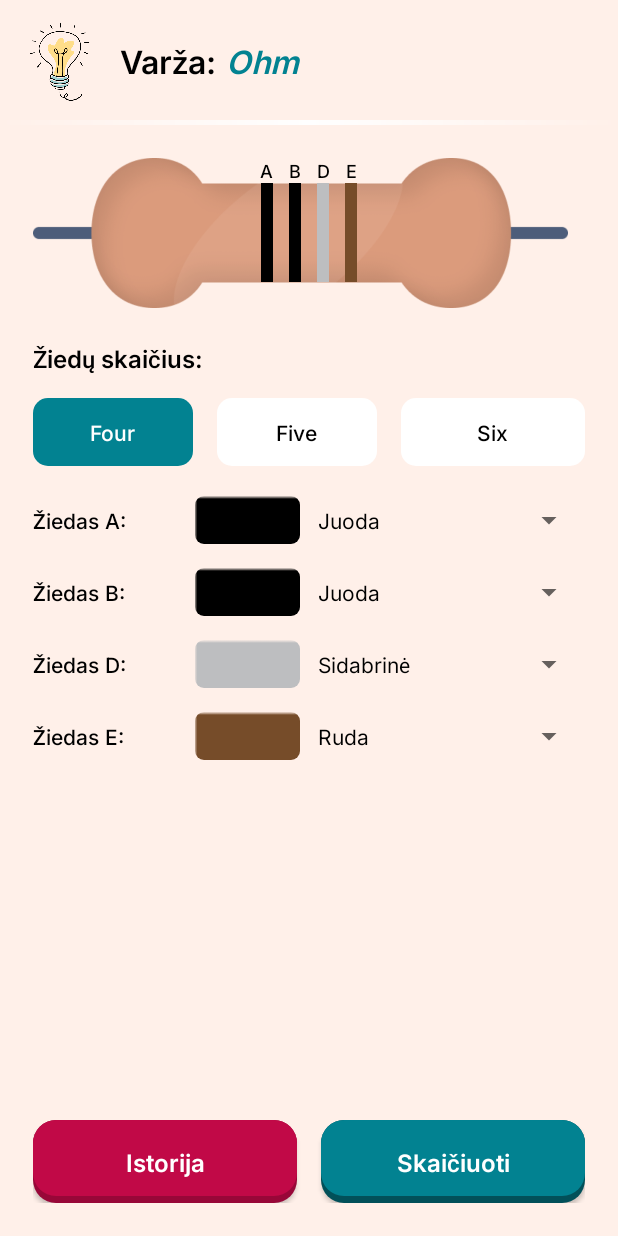
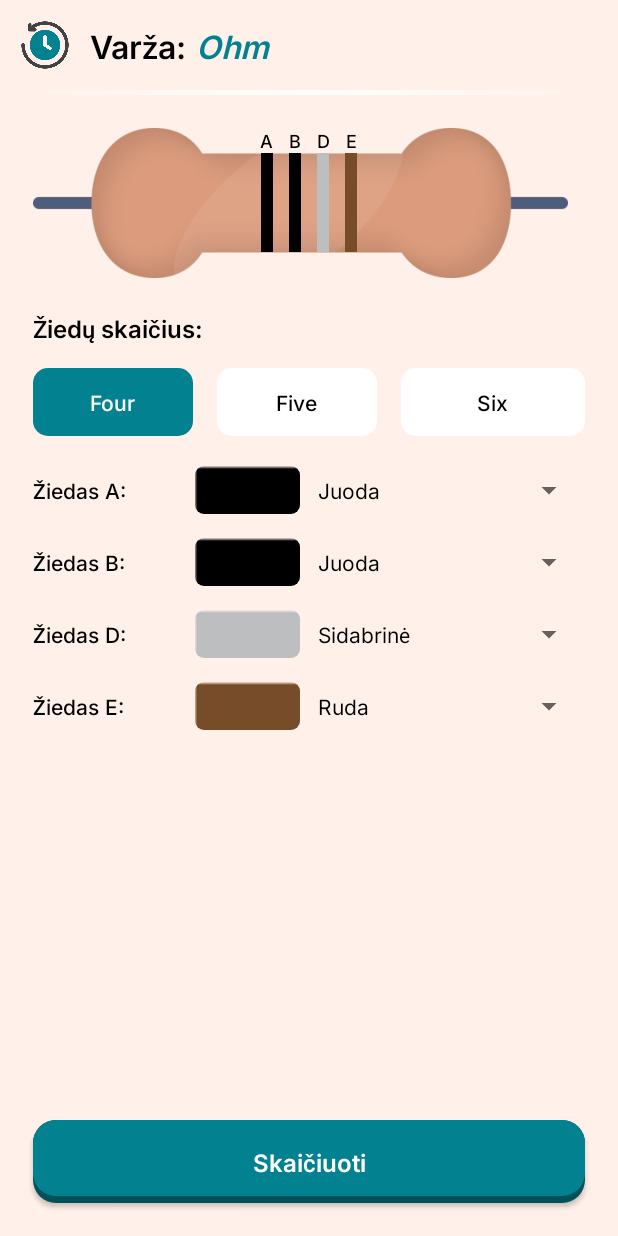
Before and after one commit to adoringdo/AppProject2024, an Android app: the screen it shows after launch (MainActivity), on a phone screen of 412 x 824 dp. Run offline under Robolectric (Android 15) with nearby library versions, the phone set to English and light mode, and no system bars.

Commit message:
Move the history button to the top left

```diff
--- a/app/src/main/java/com/example/apppojektas/MainActivity.java
+++ b/app/src/main/java/com/example/apppojektas/MainActivity.java
@@ -7,6 +7,7 @@ import android.util.Log;
 import android.view.View;
 import android.widget.AdapterView;
 import android.widget.Button;
+import android.widget.ImageView;
 import android.widget.LinearLayout;
 import android.widget.RadioGroup;
 import android.widget.Spinner;
@@ -112,7 +113,7 @@ public class MainActivity extends AppCompatActivity implements CustomSpinner.OnS
 //        EdgeToEdge.enable(this);
         setContentView(R.layout.activity_main);
 
-        Button historyButton = findViewById(R.id.historyBtn);
+        ImageView historyButton = findViewById(R.id.historyBtn);
 
        /* ViewCompat.setOnApplyWindowInsetsListener(findViewById(R.id.main), (v, insets) -> {
             Insets systemBars = insets.getInsets(WindowInsetsCompat.Type.systemBars());
--- a/app/src/main/res/layout/activity_main.xml
+++ b/app/src/main/res/layout/activity_main.xml
@@ -11,16 +11,18 @@
 
     <LinearLayout
         android:layout_width="match_parent"
-        android:layout_height="80dp"
+        android:layout_height="60dp"
         android:orientation="horizontal"
         android:gravity="center_vertical">
 
         <ImageView
+            android:id="@+id/historyBtn"
             android:layout_width="wrap_content"
             android:layout_height="match_parent"
-            android:src="@drawable/image_bulb"
+            android:src="@drawable/history"
             android:scaleType="fitXY"
             android:adjustViewBounds="true"
+            android:padding="@dimen/medium_margin"
             android:contentDescription="@string/app_name"/>
 
         <TextView
@@ -400,33 +402,10 @@
             android:layout_height="0dp"
             android:layout_weight="1"/>
 
-
-        <LinearLayout
-            android:layout_width="match_parent"
-            android:layout_height="wrap_content"
-            android:orientation="horizontal"
-            android:layout_marginBottom="@dimen/large_margin"
-            android:layout_marginHorizontal="@dimen/large_margin">
-
-            <Button
-                android:id="@+id/historyBtn"
-                android:layout_width="0dp"
-                android:layout_height="@dimen/button_height"
-                android:layout_weight="1"
-                android:background="@drawable/bg_button_red"
-                android:fontFamily="@font/inter_semibold"
-                android:text="Istorija"
-                android:textAllCaps="false"
-                android:textColor="@color/white"
-                android:textSize="@dimen/text_XM"
-                android:visibility="visible"
-                android:layout_marginEnd="@dimen/half_margin"/>
-
             <Button
                 android:id="@+id/calculateBtn"
-                android:layout_width="0dp"
+                android:layout_width="match_parent"
                 android:layout_height="@dimen/button_height"
-                android:layout_weight="1"
                 android:background="@drawable/bg_button_green"
                 android:fontFamily="@font/inter_semibold"
                 android:text="Skaičiuoti"
@@ -434,9 +413,9 @@
                 android:textColor="@color/white"
                 android:textSize="@dimen/text_XM"
                 android:visibility="visible"
-                android:layout_marginStart="@dimen/half_margin"/>
+                android:layout_marginBottom="@dimen/large_margin"
+                android:layout_marginHorizontal="@dimen/large_margin"/>
 
-        </LinearLayout>
     </LinearLayout>
 
 </LinearLayout>
```
Also changed, not shown: app/src/main/res/drawable/history.png.
